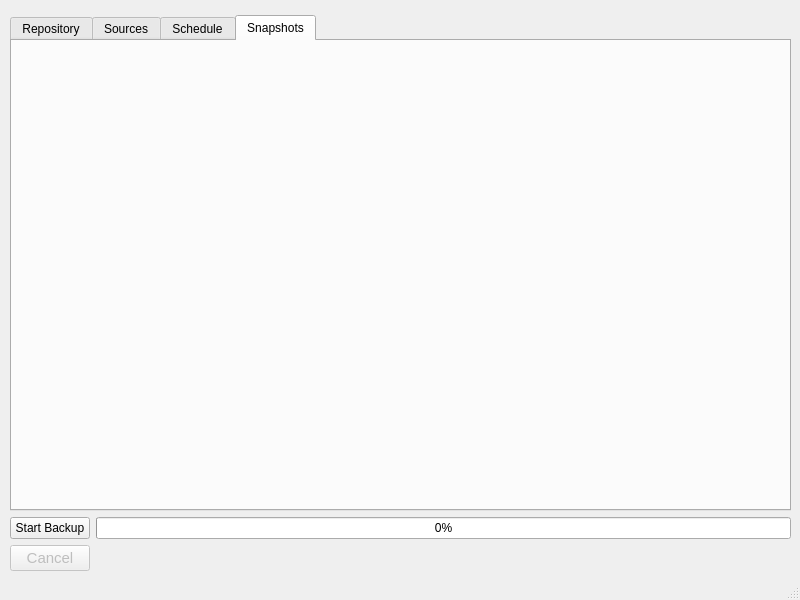
First picture: the form in src/vorta/assets/UI/mainwindow.ui, repository borgbase/vorta, before the edit.
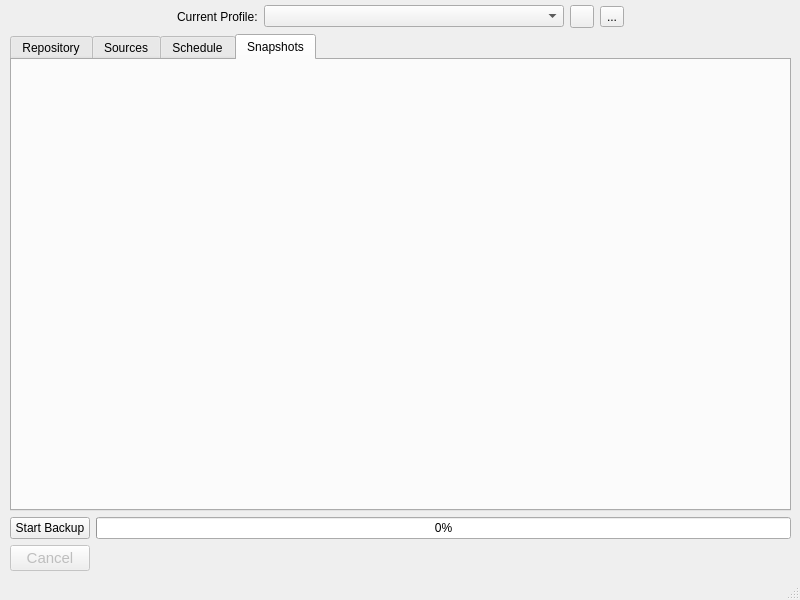
Second picture: the form after the edit. The open tabs and pages were chosen to show the change. Icons and pictures are not drawn.

Commit message: Working version of multi-profile support.

Patch:
```diff
--- a/src/vorta/assets/UI/mainwindow.ui
+++ b/src/vorta/assets/UI/mainwindow.ui
@@ -43,7 +43,7 @@
       <number>10</number>
      </property>
      <property name="topMargin">
-      <number>15</number>
+      <number>0</number>
      </property>
      <property name="rightMargin">
       <number>10</number>
@@ -51,8 +51,89 @@
      <property name="bottomMargin">
       <number>0</number>
      </property>
+     <item>
+      <layout class="QHBoxLayout" name="horizontalLayout">
+       <property name="topMargin">
+        <number>5</number>
+       </property>
+       <property name="bottomMargin">
+        <number>0</number>
+       </property>
+       <item>
+        <spacer name="horizontalSpacer">
+         <property name="orientation">
+          <enum>Qt::Horizontal</enum>
+         </property>
+         <property name="sizeHint" stdset="0">
+          <size>
+           <width>40</width>
+           <height>20</height>
+          </size>
+         </property>
+        </spacer>
+       </item>
+       <item>
+        <widget class="QLabel" name="label">
+         <property name="text">
+          <string>Current Profile:</string>
+         </property>
+        </widget>
+       </item>
+       <item>
+        <widget class="QComboBox" name="profileSelector">
+         <property name="minimumSize">
+          <size>
+           <width>300</width>
+           <height>0</height>
+          </size>
+         </property>
+        </widget>
+       </item>
+       <item>
+        <widget class="QToolButton" name="profileRenameButton">
+         <property name="icon">
+          <iconset resource="../icons/collection.qrc">
+           <normaloff>:/icons/edit.svg</normaloff>:/icons/edit.svg</iconset>
+         </property>
+         <property name="iconSize">
+          <size>
+           <width>16</width>
+           <height>16</height>
+          </size>
+         </property>
+        </widget>
+       </item>
+       <item>
+        <widget class="QToolButton" name="profileDeleteButton">
+         <property name="text">
+          <string>...</string>
+         </property>
+         <property name="icon">
+          <iconset resource="../icons/collection.qrc">
+           <normaloff>:/icons/trash.svg</normaloff>:/icons/trash.svg</iconset>
+         </property>
+        </widget>
+       </item>
+       <item>
+        <spacer name="horizontalSpacer_2">
+         <property name="orientation">
+          <enum>Qt::Horizontal</enum>
+         </property>
+         <property name="sizeHint" stdset="0">
+          <size>
+           <width>40</width>
+           <height>20</height>
+          </size>
+         </property>
+        </spacer>
+       </item>
+      </layout>
+     </item>
      <item>
       <widget class="QTabWidget" name="tabWidget">
+       <property name="styleSheet">
+        <string notr="true"/>
+       </property>
        <property name="currentIndex">
         <number>0</number>
        </property>
```
Left out of the diff: 2 changed lines with no effect on the pictures. The commit also changes 20 other files.
